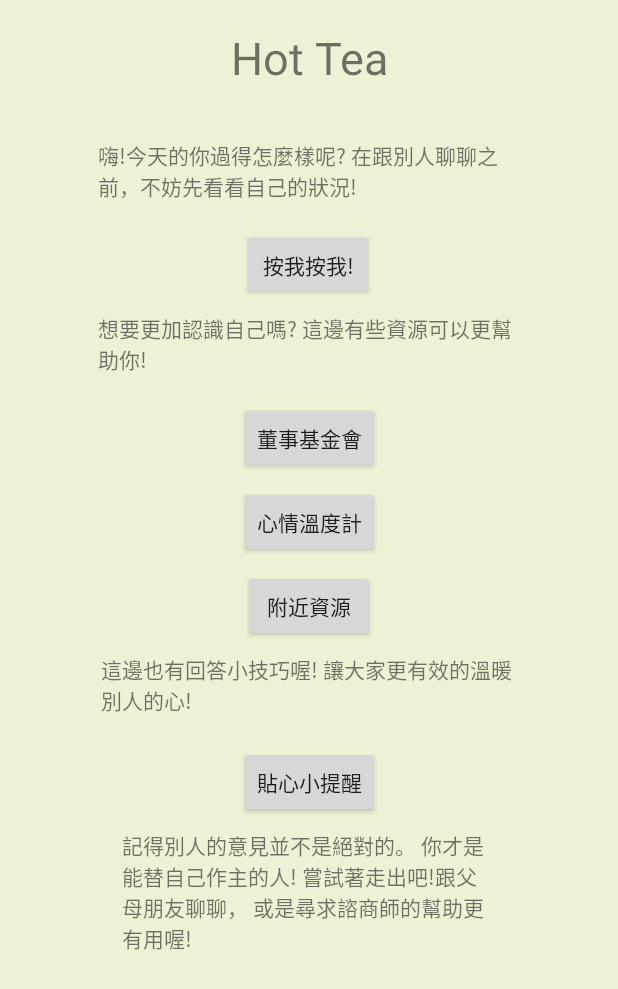
After one commit to JingPoo/HT, an Android app: the encycloActivity screen opened directly, with no data from a screen before it, on a phone screen of 412 x 824 dp. The commit adds this screen. Shown: the top 989 px of the screen. Run offline under Robolectric (Android 15) with nearby library versions, the phone set to English and light mode, and no system bars.

Commit message:
建立心靜小百科

```diff
--- a/app/src/main/AndroidManifest.xml
+++ b/app/src/main/AndroidManifest.xml
@@ -23,6 +23,7 @@
         android:roundIcon="@mipmap/ic_launcher_round"
         android:supportsRtl="true"
         android:theme="@style/AppTheme">
+        <activity android:name=".encycloActivity"></activity>
         <activity android:name=".hisAns2" />
         <!--
              The API key for Google Maps-based APIs is defined as a string resource.
--- /dev/null
+++ b/app/src/main/java/com/example/ht/encycloActivity.java
@@ -0,0 +1,68 @@
+package com.example.ht;
+
+import android.app.AlertDialog;
+import android.content.DialogInterface;
+import android.content.Intent;
+import android.net.Uri;
+import android.support.v7.app.AppCompatActivity;
+import android.os.Bundle;
+import android.view.LayoutInflater;
+import android.view.View;
+import android.widget.Button;
+
+public class encycloActivity extends AppCompatActivity {
+
+    Button check, warm;
+    @Override
+    protected void onCreate(Bundle savedInstanceState) {
+        super.onCreate(savedInstanceState);
+        setContentView(R.layout.activity_encyclo);
+
+        check = findViewById(R.id.check);
+        check.setOnClickListener(new View.OnClickListener() {
+            @Override
+            public void onClick(View v) {
+                LayoutInflater inflater=LayoutInflater.from(encycloActivity.this);
+                final View popView= inflater.inflate(R.layout.check,null);
+                final AlertDialog.Builder builder=new AlertDialog.Builder(encycloActivity.this);
+                builder.setView(popView);
+                final AlertDialog dialog=builder.setNegativeButton("關閉",null).create();
+                dialog.show();
+            }
+        });
+
+        warm = findViewById(R.id.warning);
+        warm.setOnClickListener(new Button.OnClickListener(){
+            @Override
+            public void onClick(View v) {
+                new AlertDialog.Builder(encycloActivity.this)
+                        .setIcon(R.drawable.logo)
+                        .setTitle("貼心小提醒")
+                        .setMessage("在大家熱心回答前~要請大家注意一下用詞內容!\n" +
+                                "像是避免使用\n" +
+                                "·罵人自找 等等明顯攻擊性話語\n" +
+                                "·激問句帶來的貶低和否定等等帶有隱含意思的語句\n" +
+                                "·強人哲學：你就要努力等等 （批評你不夠努力⋯⋯)\n" +
+                                "·歧視同志、跨性別等等觀點\n" +
+                                "真誠地回應才能溫暖並幫助需要的人!!\n")
+                        .setNegativeButton("我知道了",null).create()
+                        .show();
+            }
+        });
+    }
+
+    public void open1(View view){
+        Intent browserIntent1 = new Intent(Intent.ACTION_VIEW, Uri.parse("http://tspc.tw/tspc/portal/theme/index.jsp?sno=95"));
+        startActivity(browserIntent1);
+    }
+
+    public void open2(View view){
+        Intent browserIntent2 = new Intent(Intent.ACTION_VIEW, Uri.parse("https://www.jtf.org.tw/psyche/melancholia_02/"));
+        startActivity(browserIntent2);
+    }
+
+    public void gotohelp(View v) {
+        Intent it = new Intent(this, helpGPSActivity.class );
+        startActivity(it);
+    }
+}
--- a/app/src/main/java/com/example/ht/menuActivity.java
+++ b/app/src/main/java/com/example/ht/menuActivity.java
@@ -22,6 +22,7 @@ public class menuActivity extends AppCompatActivity {
 
      ImageButton closeimagebutton;
      Button teahousebutton;
+    Button encyclobutton;
      Switch leaveswitch;
      String userId = "";
 
@@ -32,6 +33,7 @@ public class menuActivity extends AppCompatActivity {
 
         closeimagebutton = (ImageButton)findViewById(R.id.closeimageButton);
         teahousebutton = (Button)findViewById(R.id.teahousebutton);
+        encyclobutton = (Button)findViewById(R.id.encyclobutton);
         leaveswitch = (Switch)findViewById(R.id.leaveswitch);
 
         Intent it = getIntent();
@@ -79,8 +81,9 @@ public class menuActivity extends AppCompatActivity {
         Intent it = new Intent(this, helpGPSActivity.class );
         startActivity(it);
     }
-    public void gotoextra(View v) {
-        Intent it = new Intent(this, helpGPSActivity.class );
+    //心靜小百科
+    public void gotoencyclo(View v) {
+        Intent it = new Intent(this, encycloActivity.class );
         startActivity(it);
     }
     public void gotohome(View v) {
--- /dev/null
+++ b/app/src/main/res/layout/activity_encyclo.xml
@@ -0,0 +1,140 @@
+<?xml version="1.0" encoding="utf-8"?>
+<android.support.constraint.ConstraintLayout xmlns:android="http://schemas.android.com/apk/res/android"
+    xmlns:app="http://schemas.android.com/apk/res-auto"
+    xmlns:tools="http://schemas.android.com/tools"
+    android:layout_width="match_parent"
+    android:layout_height="match_parent"
+    android:background="#EDF1D5"
+    tools:context=".encycloActivity">
+
+    //Hot Tea標籤
+
+    <TextView
+        android:id="@+id/textView5"
+        android:layout_width="281dp"
+        android:layout_height="51dp"
+        android:layout_marginStart="8dp"
+        android:layout_marginTop="8dp"
+        android:layout_marginEnd="8dp"
+        android:text="想要更加認識自己嗎? 這邊有些資源可以更幫助你! "
+        app:layout_constraintEnd_toEndOf="parent"
+        app:layout_constraintStart_toStartOf="parent"
+        app:layout_constraintTop_toBottomOf="@+id/check" />
+
+    <TextView
+        android:id="@+id/textHotTea"
+        android:layout_width="171dp"
+        android:layout_height="59dp"
+        android:layout_marginStart="8dp"
+        android:layout_marginEnd="8dp"
+        android:layout_marginBottom="8dp"
+        android:text="Hot Tea"
+        android:textAlignment="center"
+        android:textSize="30sp"
+        app:layout_constraintBottom_toBottomOf="parent"
+        app:layout_constraintEnd_toEndOf="parent"
+        app:layout_constraintStart_toStartOf="parent"
+        app:layout_constraintTop_toTopOf="parent"
+        app:layout_constraintVertical_bias="0.024" />
+
+    <Button
+        android:id="@+id/button"
+        android:layout_width="wrap_content"
+        android:layout_height="wrap_content"
+        android:layout_marginStart="8dp"
+        android:layout_marginTop="8dp"
+        android:layout_marginEnd="8dp"
+        android:onClick="open1"
+        android:text="心情溫度計"
+        app:layout_constraintEnd_toEndOf="parent"
+        app:layout_constraintStart_toStartOf="parent"
+        app:layout_constraintTop_toBottomOf="@+id/button2" />
+
+    <Button
+        android:id="@+id/check"
+        android:layout_width="wrap_content"
+        android:layout_height="wrap_content"
+        android:layout_marginStart="8dp"
+        android:layout_marginTop="8dp"
+        android:layout_marginEnd="8dp"
+        android:text="按我按我!"
+        app:layout_constraintEnd_toEndOf="parent"
+        app:layout_constraintHorizontal_bias="0.498"
+        app:layout_constraintStart_toStartOf="parent"
+        app:layout_constraintTop_toBottomOf="@+id/textView4" />
+
+    <Button
+        android:id="@+id/button2"
+        android:layout_width="wrap_content"
+        android:layout_height="wrap_content"
+        android:layout_marginStart="8dp"
+        android:layout_marginTop="8dp"
+        android:layout_marginEnd="8dp"
+        android:onClick="open2"
+        android:text="董事基金會"
+        app:layout_constraintEnd_toEndOf="parent"
+        app:layout_constraintStart_toStartOf="parent"
+        app:layout_constraintTop_toBottomOf="@+id/textView5" />
+
+    <TextView
+        android:id="@+id/textView4"
+        android:layout_width="281dp"
+        android:layout_height="51dp"
+        android:layout_marginStart="8dp"
+        android:layout_marginTop="16dp"
+        android:layout_marginEnd="8dp"
+        android:text="嗨!今天的你過得怎麼樣呢? 在跟別人聊聊之前，不妨先看看自己的狀況! "
+        app:layout_constraintEnd_toEndOf="parent"
+        app:layout_constraintStart_toStartOf="parent"
+        app:layout_constraintTop_toBottomOf="@+id/textHotTea" />
+
+    <TextView
+        android:id="@+id/textView6"
+        android:layout_width="277dp"
+        android:layout_height="53dp"
+        android:layout_marginStart="8dp"
+        android:layout_marginTop="8dp"
+        android:layout_marginEnd="8dp"
+        android:text="這邊也有回答小技巧喔! 讓大家更有效的溫暖別人的心! "
+        app:layout_constraintEnd_toEndOf="parent"
+        app:layout_constraintStart_toStartOf="parent"
+        app:layout_constraintTop_toBottomOf="@+id/button4" />
+
+    <Button
+        android:id="@+id/button4"
+        android:layout_width="wrap_content"
+        android:layout_height="wrap_content"
+        android:layout_marginStart="8dp"
+        android:layout_marginTop="8dp"
+        android:layout_marginEnd="8dp"
+        android:onClick="gotohelp"
+        android:text="附近資源"
+        app:layout_constraintEnd_toEndOf="parent"
+        app:layout_constraintStart_toStartOf="parent"
+        app:layout_constraintTop_toBottomOf="@+id/button" />
+
+    <Button
+        android:id="@+id/warning"
+        android:layout_width="wrap_content"
+        android:layout_height="wrap_content"
+        android:layout_marginStart="8dp"
+        android:layout_marginTop="8dp"
+        android:layout_marginEnd="8dp"
+        android:text="貼心小提醒"
+        app:layout_constraintEnd_toEndOf="parent"
+        app:layout_constraintStart_toStartOf="parent"
+        app:layout_constraintTop_toBottomOf="@+id/textView6" />
+
+    <TextView
+        android:id="@+id/textView7"
+        android:layout_width="250dp"
+        android:layout_height="88dp"
+        android:layout_marginStart="8dp"
+        android:layout_marginTop="8dp"
+        android:layout_marginEnd="8dp"
+        android:text="記得別人的意見並不是絕對的。 你才是能替自己作主的人! 嘗試著走出吧!跟父母朋友聊聊， 或是尋求諮商師的幫助更有用喔! "
+        app:layout_constraintEnd_toEndOf="parent"
+        app:layout_constraintStart_toStartOf="parent"
+        app:layout_constraintTop_toBottomOf="@+id/warning" />
+
+</android.support.constraint.ConstraintLayout>
--- a/app/src/main/res/layout/activity_menu.xml
+++ b/app/src/main/res/layout/activity_menu.xml
@@ -70,14 +70,15 @@
         app:layout_constraintTop_toBottomOf="@+id/leaveswitch" />
 
     <Button
-        android:id="@+id/button"
+        android:id="@+id/encyclobutton"
         android:layout_width="wrap_content"
         android:layout_height="wrap_content"
         android:layout_marginStart="32dp"
         android:layout_marginTop="16dp"
         android:autoText="false"
         android:background="#00FFFFFF"
-        android:text="外部連結"
+        android:onClick="gotoencyclo"
+        android:text="心靜小百科"
         android:textAlignment="textStart"
         android:textSize="18sp"
         app:layout_constraintStart_toStartOf="parent"
```
